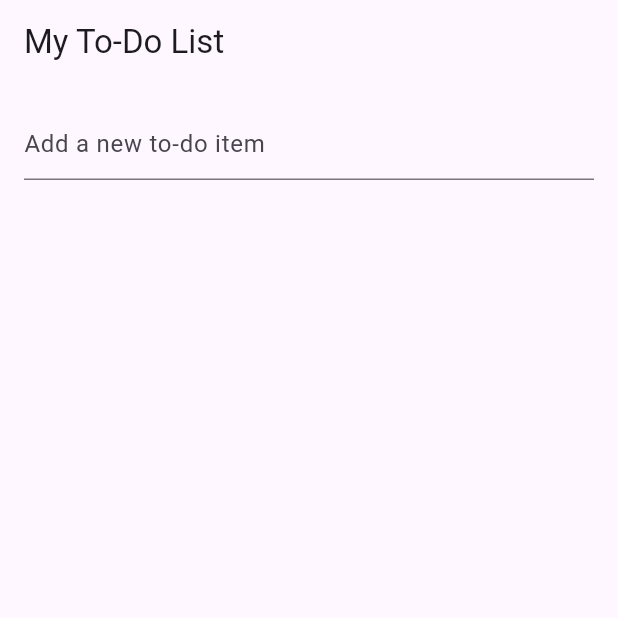
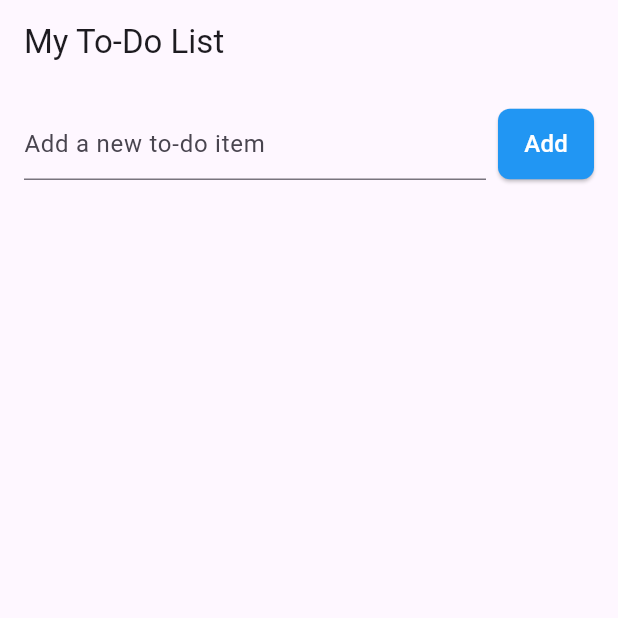
Before and after one commit to HeitorLouzeiroRepositoryIFPI/flutter-todo-app, a Flutter app: the screen it shows after launch, on a phone screen of 412 x 824 dp, the top half of it. Run offline on Flutter 3.47's test engine with Material 3 defaults, Android fonts, the phone set to English and light mode, and no system bars; our stand-ins replace shared_preferences.

Commit message:
Adiciona funcionalidade para alternar o status das tarefas e implementa botão de envio na tela inicial.

```diff
--- a/todo_app/lib/screens/home.dart
+++ b/todo_app/lib/screens/home.dart
@@ -115,6 +115,14 @@ class _HomeState extends State<Home> {
     );
   }
 
+  void _toggleToDoStatus(String id) {
+    setState(() {
+      final todo = _filteredOrAllTodos.firstWhere((item) => item.id == id);
+      todo.isDone = !todo.isDone; // Alterna o estado de isDone
+    });
+    _saveToDoList(); // Salva a alteração no SharedPreferences
+  }
+
   @override
   Widget build(BuildContext context) {
     return Scaffold(
@@ -126,6 +134,10 @@ class _HomeState extends State<Home> {
           // Campo de texto para adicionar novas tarefas
           Padding(
             padding: const EdgeInsets.all(16.0),
+            child: Row(
+              children: [
+                // Campo de texto
+                Expanded(
                   child: TextField(
                     controller: _todoController, // Controlador do campo de texto
                     decoration: const InputDecoration(
@@ -136,6 +148,34 @@ class _HomeState extends State<Home> {
                     },
                   ),
                 ),
+                const SizedBox(width: 8), // Espaçamento entre o campo de texto e o botão
+                // Botão de envio
+                ElevatedButton(
+                  onPressed: () {
+                    if (_todoController.text.trim().isNotEmpty) {
+                      _addToDoItem(_todoController.text.trim()); // Adiciona o item se o texto não estiver vazio
+                      _todoController.clear(); // Limpa o campo de texto após enviar
+                    }
+                  },
+                  style: ElevatedButton.styleFrom(
+                    backgroundColor: Colors.blue, // Cor de fundo do botão
+                    padding: const EdgeInsets.symmetric(horizontal: 16, vertical: 12), // Padding interno
+                    shape: RoundedRectangleBorder(
+                      borderRadius: BorderRadius.circular(8), // Bordas arredondadas
+                    ),
+                  ),
+                  child: const Text(
+                    'Add', // Texto no botão
+                    style: TextStyle(
+                      fontSize: 16, // Tamanho do texto
+                      color: Colors.white, // Cor branca para o texto
+                    ),
+                  ),
+                ),
+              ],
+            ),
+          ),
+
           // Exibe a lista de tarefas
           Expanded(
             child: ListView.builder(
@@ -143,19 +183,14 @@ class _HomeState extends State<Home> {
               itemBuilder: (context, index) {
                 final todo = _filteredOrAllTodos[index]; // Obtém o ToDo da lista
                 return ToDoItem(
-                  todo: todo, // Passa o ToDo para o widget ToDoItem
+                  todo: todo,
                   onToDoChanged: (updatedTodo) {
-                    // Ação ao editar o ToDo (abre o dialog de edição)
-                    if (todo.id != null) {
-                      _editToDoItem(todo.id!);
-                    }
+                    _toggleToDoStatus(todo.id!);
                   },
                   onDeleteItem: (id) {
-                    // Ação ao excluir o ToDo
                     _deleteToDoItem(id);
                   },
                   onEditItem: (id) {
-                    // Ação ao editar o ToDo
                     _editToDoItem(id);
                   },
                 );
```
Lines whose indentation alone changed are shown as unchanged.
